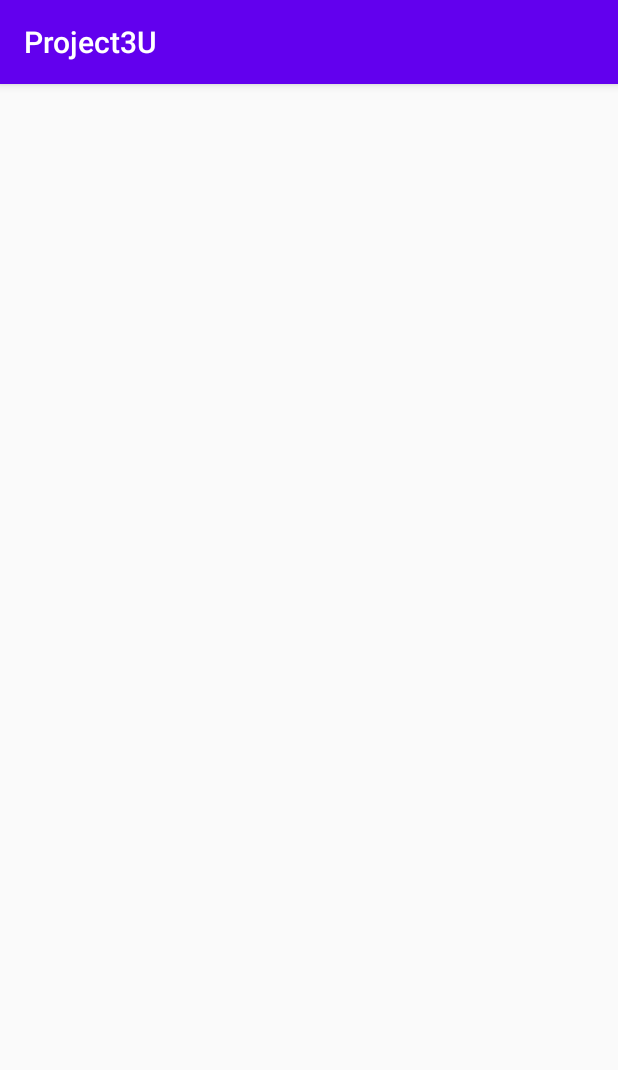
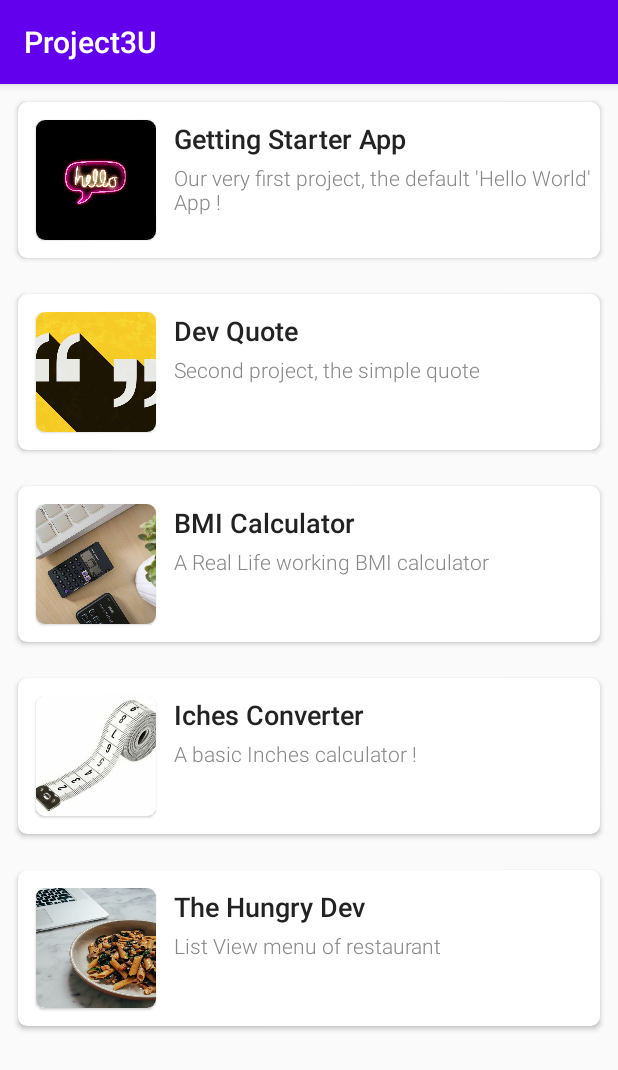
Before and after one commit to xonYujacky/Project3U, an Android app: the screen it shows after launch (MainActivity), on a phone screen of 412 x 824 dp. Shown: the top 1070 px of the screen. Run offline under Robolectric (Android 15) with nearby library versions, the phone set to English and light mode, and no system bars.

Commit message:
Recycler View

```diff
--- a/app/src/main/java/com/example/project3u/MainActivity.java
+++ b/app/src/main/java/com/example/project3u/MainActivity.java
@@ -31,6 +31,11 @@ public class MainActivity extends AppCompatActivity {
                 new Project("The Hungry Dev", "List View menu of restaurant", R.drawable.hungry_developer)
         };
 
+        //set adapter
+        ProjectAdapter adapter = new ProjectAdapter(projects);
+
+        list_object.setAdapter(adapter);
+
 
 
 
--- a/app/src/main/java/com/example/project3u/ProjectAdapter.java
+++ b/app/src/main/java/com/example/project3u/ProjectAdapter.java
@@ -1,72 +1,65 @@
-//package com.example.project3u;
-//
-//import android.view.LayoutInflater;
-//import android.view.View;
-//import android.view.ViewGroup;
-//import android.widget.ImageView;
-//import android.widget.TextView;
-//
-//import androidx.annotation.NonNull;
-//import androidx.recyclerview.widget.RecyclerView;
-//
-////buat class khusus untuk adapter ke Recycler View nya nanti
-//public class ProjectAdapter extends RecyclerView.Adapter<ProjectAdapter.ProjectViewHolder> {
-//
-//    private Project[] projects;
-//
-//    public ProjectAdapter(Project[] projects) {
-//        this.projects = projects;
-//
-//
-//    }
-//
-//    @Override
-//    public int getItemCount() {
-//        //return 0;
-//        //mengambil data sebanyak jumlah data array nya
-//        return projects.length;
-//    }
-//
-//
-//    @NonNull
-//    @Override
-//    public ProjectViewHolder onCreateViewHolder(@NonNull ViewGroup parent, int viewType) {
-//
-//        //layout akses
-//        View view = LayoutInflater.from(parent.getContext()).inflate(R.layout.item_project, parent, false))
-//        ;
-//
-//        //return null;
-//        return new ProjectViewHolder(view);
-//    }
-//
-//    @Override
-//    public void onBindViewHolder(@NonNull ProjectViewHolder holder, int position) {
-//        //Akses project view holder
-//        //apapun posisi nya ambil dari array nya biisa diakses
-//        holder.bind(projects[position]);
-//    }
-//
-//
-//    //public class another class di class
-//    static class ProjectViewHolder extends RecyclerView.ViewHolder {
-//        ImageView appImage;
-//        TextView appTitle;
-//        TextView appDesc;
-//
-//
-//        public ProjectViewHolder(@NonNull View itemView) {
-//            super(itemView);
-//            appImage = itemView.findViewById(R.id.image_view_project_icon);
-//            appTitle = itemView.findFocus(R.id.text_view_title_app);
-//            appDesc = itemView.findFocus(R.id.text_view_desc_app);
-//        }
-//
-//        public void bind(Project project) {
-//            //setting image dan tv
-//            appTitle.setText(project.name);
-//            appDesc.setText(project.description);
-//            appImage.setImageResource(project.image);
-//        }
-//    }
-//}
+package com.example.project3u;
+
+import android.view.LayoutInflater;
+import android.view.View;
+import android.view.ViewGroup;
+import android.widget.ImageView;
+import android.widget.TextView;
+
+import androidx.annotation.NonNull;
+import androidx.recyclerview.widget.RecyclerView;
+
+public class ProjectAdapter extends RecyclerView.Adapter<ProjectAdapter.ProjectViewHolder> {
+
+    private Project[] projects;
+
+    public ProjectAdapter(Project[] projects) {
+        this.projects = projects;
+    }
+
+    @Override
+    public int getItemCount() {
+        //return 0;
+        //mengambil data sebanyak jumlah data array nya
+        return projects.length;
+    }
+    @NonNull
+    @Override
+    public ProjectViewHolder onCreateViewHolder(@NonNull ViewGroup parent, int viewType) {
+        //layout akses
+        View view = LayoutInflater.from(parent.getContext()).inflate(R.layout.item_project, parent, false);
+
+        //return null;
+        return new ProjectViewHolder(view);
+    }
+
+    @Override
+    public void onBindViewHolder(@NonNull ProjectViewHolder holder, int position) {
+        //Akses project view holder
+        //apapun posisi nya ambil dari array nya biisa diakses
+        holder.bind(projects[position]);
+    }
+
+    static class ProjectViewHolder extends RecyclerView.ViewHolder{
+        ImageView appImage;
+        TextView appTitle;
+        TextView appDesc;
+
+
+        public ProjectViewHolder(@NonNull View itemView) {
+            super(itemView);
+            appImage = itemView.findViewById(R.id.image_view_project_icon);
+            appTitle = itemView.findViewById(R.id.text_view_title_app);
+            appDesc = itemView.findViewById(R.id.text_view_desc_app);
+
+
+        }
+
+        public void bind(Project project) {
+            //setting image dan tv
+            appTitle.setText(project.name);
+            appDesc.setText(project.description);
+            appImage.setImageResource(project.image);
+        }
+    }
+}
--- a/app/src/main/res/layout/item_project.xml
+++ b/app/src/main/res/layout/item_project.xml
@@ -1,26 +1,41 @@
 <?xml version="1.0" encoding="utf-8"?>
 <androidx.cardview.widget.CardView xmlns:android="http://schemas.android.com/apk/res/android"
+    xmlns:app="http://schemas.android.com/apk/res-auto"
     android:layout_width="match_parent"
-    android:layout_height="match_parent">
+    android:layout_height="wrap_content"
+    android:layout_margin="12dp"
+    app:cardCornerRadius="6dp">
 
     <RelativeLayout
         android:layout_width="match_parent"
         android:layout_height="wrap_content">
 
-        <ImageView
-            android:id="@+id/image_view_project_icon"
-            android:layout_width="80dp"
-            android:layout_height="80dp"
-            android:src="@drawable/ic_launcher_background"
-            android:layout_margin="12dp"/>
+        <androidx.cardview.widget.CardView
+            android:id="@+id/card_view_project_icon_container"
+            android:layout_width="wrap_content"
+            android:layout_height="wrap_content"
+            android:layout_margin="12dp"
+            app:cardCornerRadius="6dp"
+            app:cardElevation="1dp">
+
+            <ImageView
+                android:id="@+id/image_view_project_icon"
+                android:layout_width="80dp"
+                android:layout_height="80dp"
+                android:scaleType="centerCrop"
+                android:src="@drawable/ic_launcher_background" />
+        </androidx.cardview.widget.CardView>
 
         <TextView
-            android:layout_alignTop="@id/image_view_project_icon"
             android:id="@+id/text_view_title_app"
             android:layout_width="match_parent"
             android:layout_height="wrap_content"
-            android:layout_toRightOf="@id/image_view_project_icon"
-            android:text="The App Title" />
+            android:layout_alignTop="@id/card_view_project_icon_container"
+            android:layout_toRightOf="@id/card_view_project_icon_container"
+            android:fontFamily="sans-serif-medium"
+            android:text="The App Title"
+            android:textColor="#222222"
+            android:textSize="18sp" />
 
         <TextView
             android:id="@+id/text_view_desc_app"
@@ -28,10 +43,11 @@
             android:layout_height="wrap_content"
             android:layout_below="@id/text_view_title_app"
             android:layout_marginTop="4dp"
-            android:layout_toEndOf="@id/image_view_project_icon"
-            android:text="Description of the App" />
-
-
+            android:layout_toEndOf="@id/card_view_project_icon_container"
+            android:fontFamily="sans-serif-light"
+            android:text="Description of the App"
+            android:textColor="#888888"
+            android:textSize="14sp" />
     </RelativeLayout>
 
 </androidx.cardview.widget.CardView>
```
